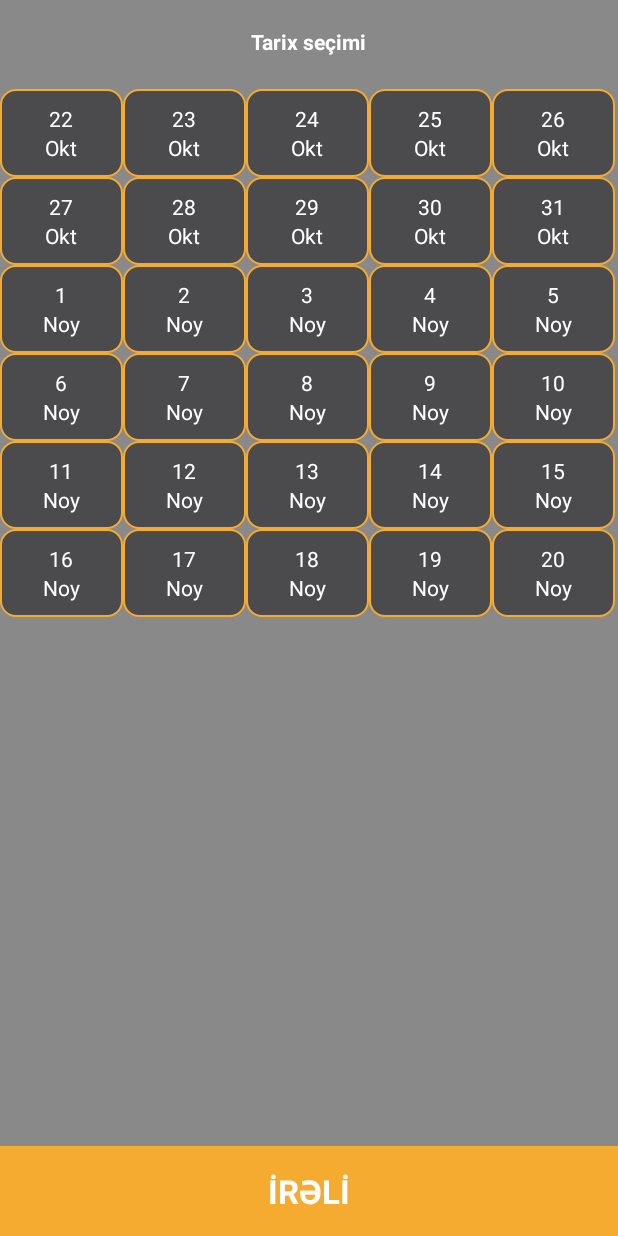
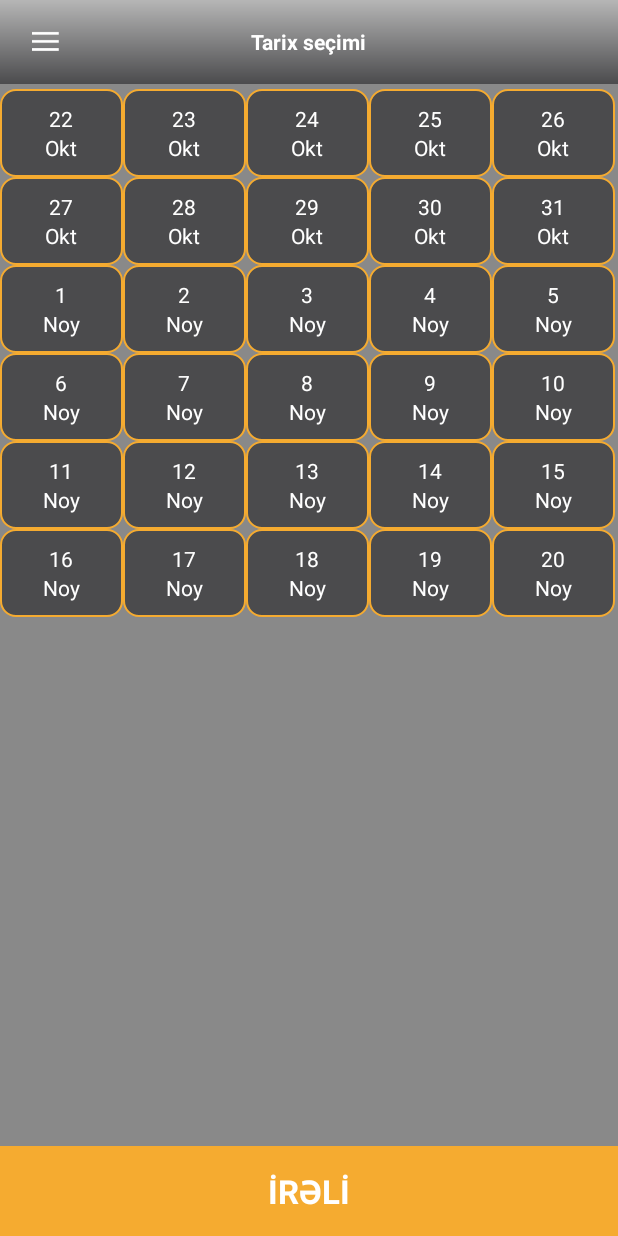
Before and after one commit to nicatguliyev/HunerTest, an Android app: the screen it shows after launch (Test), on a phone screen of 412 x 824 dp. Run offline under Robolectric (Android 15) with nearby library versions, the light colour scheme and no system bars.

```diff
--- a/app/src/main/java/com/example/artservis/hunertest/Test.java
+++ b/app/src/main/java/com/example/artservis/hunertest/Test.java
@@ -55,8 +55,8 @@ public class Test extends AppCompatActivity {
         mActionBar.setDisplayShowTitleEnabled(false);
         mActionBar.setDisplayShowCustomEnabled(true);
         mActionBar.setElevation(0);
-        mActionBar.setBackgroundDrawable(new ColorDrawable(Color.parseColor("#898989")));
-
+       // mActionBar.setBackgroundDrawable(new ColorDrawable(Color.parseColor("#616060")));
+        mActionBar.setBackgroundDrawable(getResources().getDrawable(R.drawable.gradient_actionbar));
         ViewGroup actionBarLayout = (ViewGroup) getLayoutInflater().inflate(R.layout.select_date_actionbar, null);
         mActionBar.setCustomView(actionBarLayout);
 
--- /dev/null
+++ b/app/src/main/res/drawable/gradient_actionbar.xml
@@ -0,0 +1,8 @@
+<?xml version="1.0" encoding="utf-8"?>
+<shape xmlns:android="http://schemas.android.com/apk/res/android">
+    <gradient
+        android:type="linear"
+        android:angle="90"
+        android:startColor="#4b4b4d"
+        android:endColor="#b6b6b6" />
+</shape>
--- /dev/null
+++ b/app/src/main/res/drawable/menu_button_background.xml
@@ -0,0 +1,6 @@
+<?xml version="1.0" encoding="utf-8"?>
+<selector xmlns:android="http://schemas.android.com/apk/res/android">
+    <item android:state_pressed="true" android:drawable="@color/menuBtnPressedColor" />
+    <item android:state_focused="true" android:drawable="@color/gold" />
+    <item android:drawable="@color/transparent" />
+</selector>
--- a/app/src/main/res/drawable/next_button_background.xml
+++ b/app/src/main/res/drawable/next_button_background.xml
@@ -3,4 +3,5 @@
         <item android:state_pressed="true" android:drawable="@color/whiteGold" />
         <item android:state_focused="true" android:drawable="@color/gold" />
         <item android:drawable="@color/hunerGold" />
+
     </selector>
--- a/app/src/main/res/layout/select_date_actionbar.xml
+++ b/app/src/main/res/layout/select_date_actionbar.xml
@@ -4,11 +4,30 @@
     android:orientation="vertical"
     android:layout_width="match_parent"
     android:layout_height="50dp"
-    android:background="#898989">
+    android:background="@drawable/gradient_actionbar">
 
     <RelativeLayout
         android:layout_width="match_parent"
         android:layout_height="match_parent">
+
+        <RelativeLayout
+            android:layout_width="40dp"
+            android:layout_height="match_parent"
+            android:clickable="true"
+            android:layout_marginTop="5dp"
+            android:layout_marginBottom="5dp"
+            android:background="@drawable/menu_button_background"
+            android:layout_centerVertical="true">
+
+
+            <ImageView
+                android:layout_width="18dp"
+                android:layout_marginLeft="5dp"
+                android:layout_height="18dp"
+                android:layout_centerVertical="true"
+                android:src="@drawable/menu_icon"/>
+
+        </RelativeLayout>
 
 
         <TextView
--- a/app/src/main/res/values/colors.xml
+++ b/app/src/main/res/values/colors.xml
@@ -8,5 +8,10 @@
     <color name="whiteGold">#BBF5BD5E</color>
     <color name="gold">#e6b121</color>
     <color name="hunerGold">#f5ab30</color>
+    <color name="hunerGrey">#4b4b4d</color>
+    <color name="actionBarColor">#616060</color>
+    <color name="menuBtnPressedColor">#a87e7e7e</color>
+    <color name="transparent">#007e7e7e</color>
+
 
 </resources>
--- a/app/src/main/res/values/styles.xml
+++ b/app/src/main/res/values/styles.xml
@@ -6,6 +6,10 @@
         <item name="colorPrimary">@color/colorPrimary</item>
         <item name="colorPrimaryDark">@color/colorPrimaryDark</item>
         <item name="colorAccent">@color/colorAccent</item>
+
+
     </style>
 
+
+
 </resources>
```
Also changed, not shown: app/src/main/res/drawable/menu_icon.png (added).
